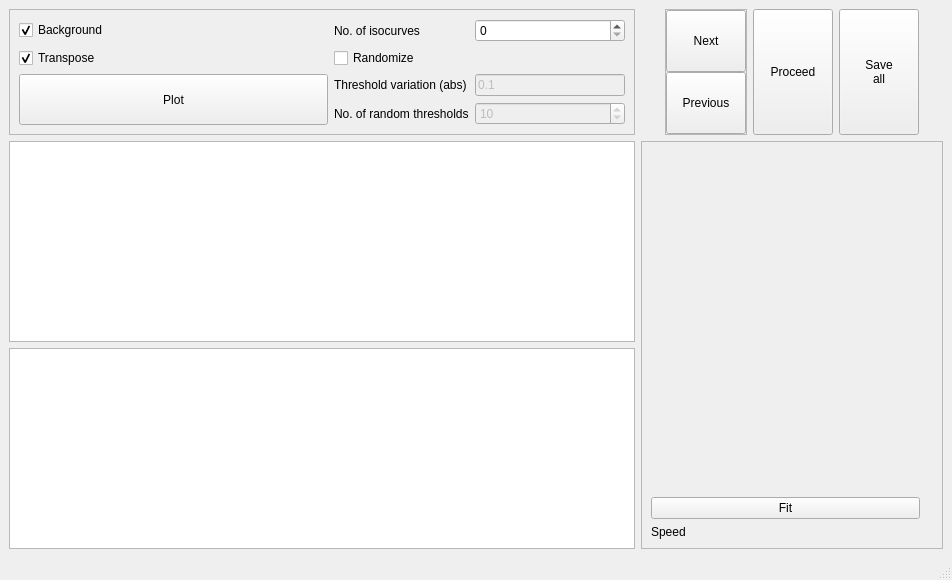
First picture: the form in microcavities/analysis/WavefrontFitting.ui, repository YagoDel/microcavities, before the edit.
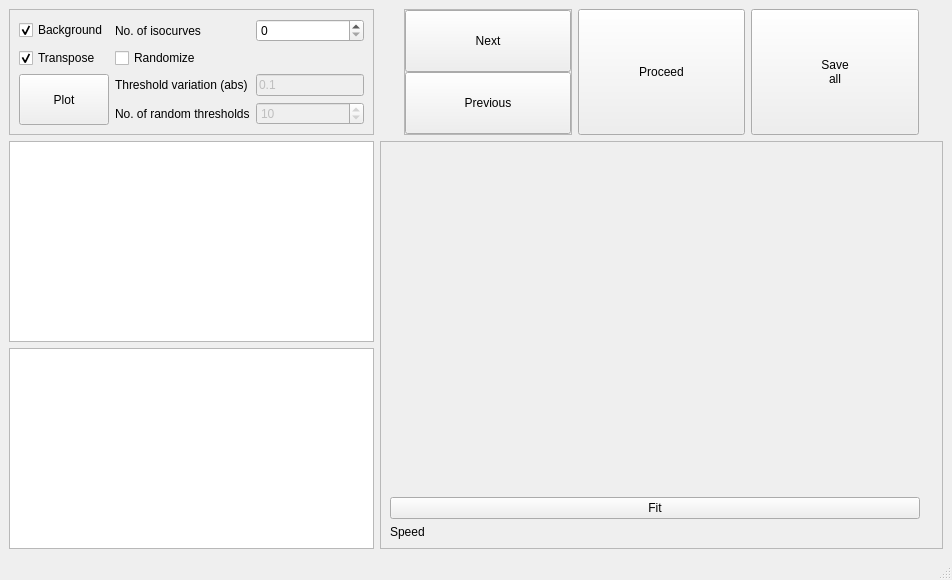
Second picture: the form after the edit. Custom widgets are drawn as their Qt base class.

Commit message: More connections for faster analysis. Saving of threshold values. Better sizing policies

Patch:
```diff
--- a/microcavities/analysis/WavefrontFitting.ui
+++ b/microcavities/analysis/WavefrontFitting.ui
@@ -17,9 +17,15 @@
    <layout class="QGridLayout" name="gridLayout">
     <item row="0" column="4">
      <widget class="QPushButton" name="button_save">
+      <property name="sizePolicy">
+       <sizepolicy hsizetype="MinimumExpanding" vsizetype="Fixed">
+        <horstretch>0</horstretch>
+        <verstretch>0</verstretch>
+       </sizepolicy>
+      </property>
       <property name="maximumSize">
        <size>
-        <width>1000</width>
+        <width>16777215</width>
         <height>1000</height>
        </size>
       </property>
@@ -217,6 +223,12 @@
        </item>
        <item row="4" column="0">
         <widget class="QLabel" name="label">
+         <property name="sizePolicy">
+          <sizepolicy hsizetype="Expanding" vsizetype="Preferred">
+           <horstretch>0</horstretch>
+           <verstretch>0</verstretch>
+          </sizepolicy>
+         </property>
          <property name="text">
           <string>Speed</string>
          </property>
@@ -264,9 +276,15 @@
        </property>
        <item>
         <widget class="QPushButton" name="button_next">
+         <property name="sizePolicy">
+          <sizepolicy hsizetype="MinimumExpanding" vsizetype="Fixed">
+           <horstretch>0</horstretch>
+           <verstretch>0</verstretch>
+          </sizepolicy>
+         </property>
          <property name="maximumSize">
           <size>
-           <width>1000</width>
+           <width>16777215</width>
            <height>1000</height>
           </size>
          </property>
@@ -277,9 +295,15 @@
        </item>
        <item>
         <widget class="QPushButton" name="button_previous">
+         <property name="sizePolicy">
+          <sizepolicy hsizetype="MinimumExpanding" vsizetype="Fixed">
+           <horstretch>0</horstretch>
+           <verstretch>0</verstretch>
+          </sizepolicy>
+         </property>
          <property name="maximumSize">
           <size>
-           <width>1000</width>
+           <width>16777215</width>
            <height>1000</height>
           </size>
          </property>
@@ -293,9 +317,15 @@
     </item>
     <item row="0" column="3">
      <widget class="QPushButton" name="button_proceed">
+      <property name="sizePolicy">
+       <sizepolicy hsizetype="MinimumExpanding" vsizetype="Fixed">
+        <horstretch>0</horstretch>
+        <verstretch>0</verstretch>
+       </sizepolicy>
+      </property>
       <property name="maximumSize">
        <size>
-        <width>1000</width>
+        <width>16777215</width>
         <height>1000</height>
        </size>
       </property>
```
Left out of the diff: 2 changed lines with no effect on the pictures. The commit also changes 1 other file.
